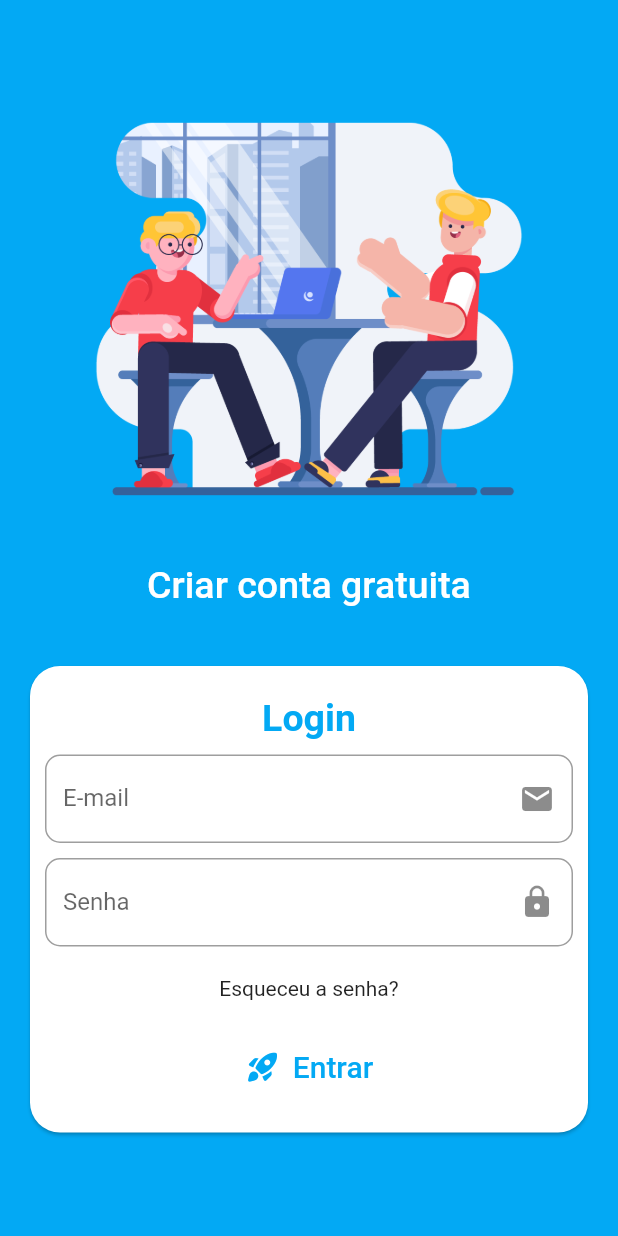
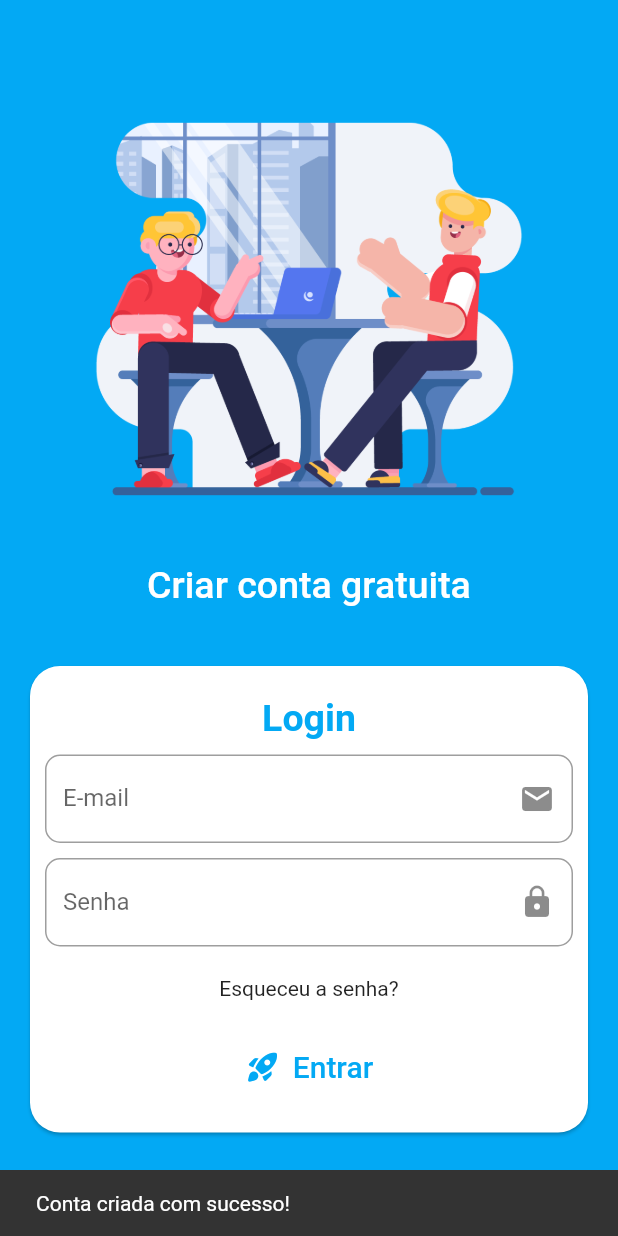
Before and after one commit to mechztcc/flutter-food-owner, a Flutter app: the CreateAccountPage screen opened by its route, after a tap on "Criar conta", on a phone screen of 412 x 824 dp. Run offline on Flutter 3.47's test engine with Material 2 defaults, Android fonts, the phone set to English and light mode, and no system bars; our stand-ins replace dio, flutter_mobx, flutter_modular, loading_animation_widget, logger, mobx; missing offline and left inert: asuka, validatorless; generated files the repository leaves out were written again; network calls fail.

Commit message:
feat: add snack bar message when create account

```diff
--- a/lib/app/modules/user/components/create_account_form_widget.dart
+++ b/lib/app/modules/user/components/create_account_form_widget.dart
@@ -32,11 +32,17 @@ class _CreateAccountFormWidgetState extends State<CreateAccountFormWidget> {
     if (isValid ?? false) {
       try {
         await controller.createAccount(name, email, password);
+        ScaffoldMessenger.of(context).showSnackBar(
+          const SnackBar(
+            content: Text('Conta criada com sucesso!'),
+            duration: Duration(seconds: 2),
+          ),
+        );
       } catch (e) {
         ScaffoldMessenger.of(context).showSnackBar(
           const SnackBar(
-            content: const Text('E-mail em uso'),
-            duration: const Duration(seconds: 2),
+            content: Text('E-mail em uso'),
+            duration: Duration(seconds: 2),
           ),
         );
       }
```
